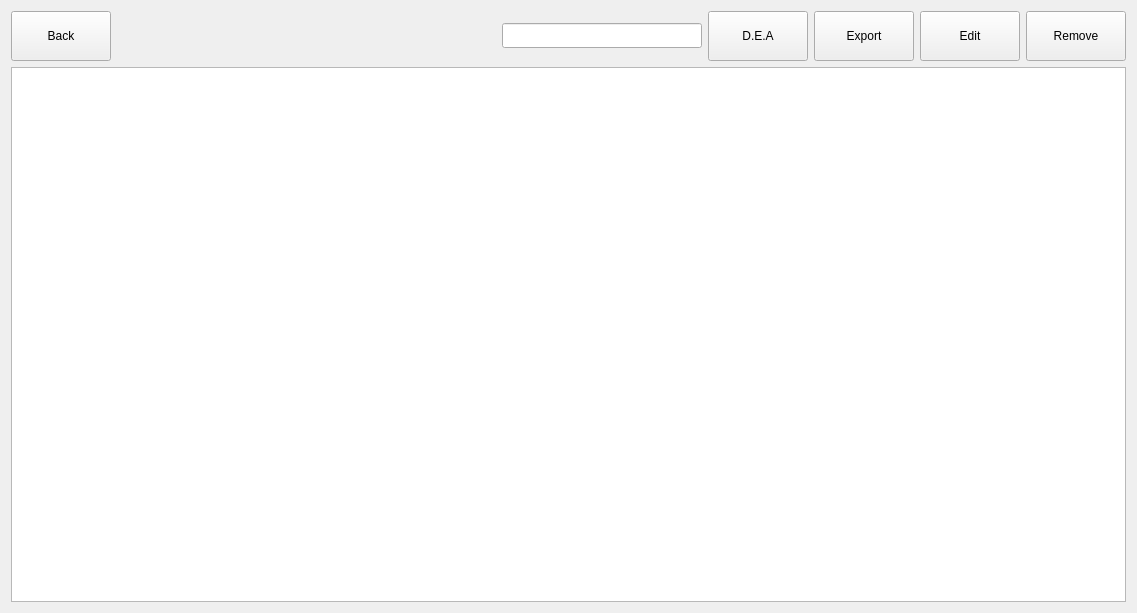
jfnavarro/st_viewer, file assets/ui/experiments.ui: the form before one commit.
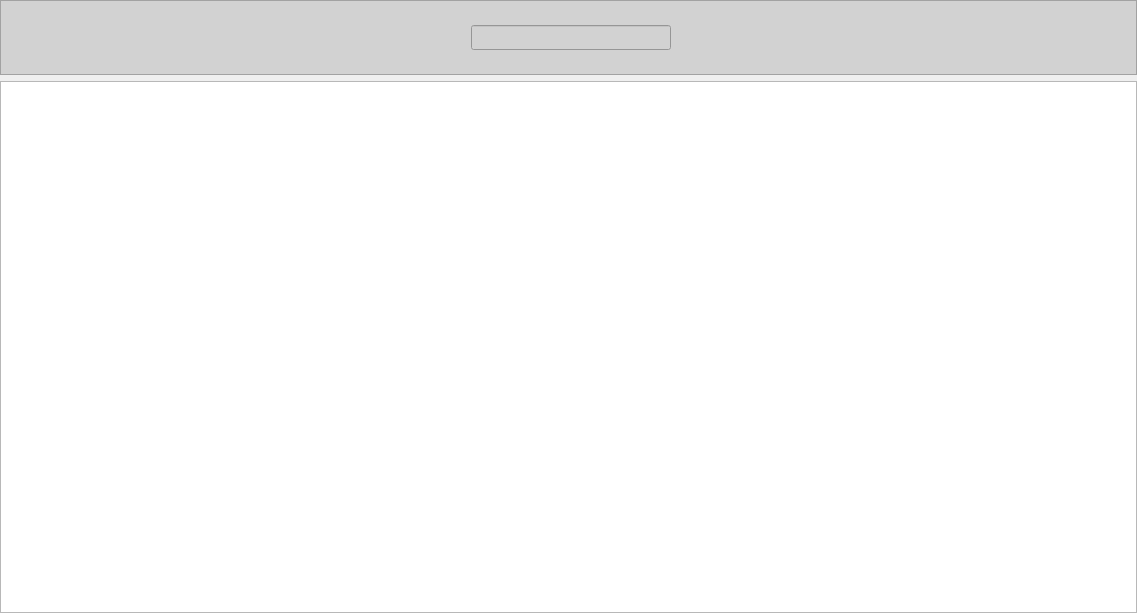
The form after the commit. Icons and pictures are not drawn. Custom widgets are drawn as their Qt base class.

Commit message: Removed deprecated icons. Added new icons. Changed icons in the application. Changed some colors and style. Still work in progress (fonts, sizes, lateral bar, spaces). edit : removed MAC temp file

Patch:
```diff
--- a/assets/ui/experiments.ui
+++ b/assets/ui/experiments.ui
@@ -14,10 +14,65 @@
    <string>Form</string>
   </property>
   <layout class="QVBoxLayout" name="verticalLayout">
+   <property name="leftMargin">
+    <number>0</number>
+   </property>
+   <property name="topMargin">
+    <number>0</number>
+   </property>
+   <property name="rightMargin">
+    <number>0</number>
+   </property>
+   <property name="bottomMargin">
+    <number>0</number>
+   </property>
    <item>
+    <widget class="QFrame" name="frame">
+     <property name="minimumSize">
+      <size>
+       <width>0</width>
+       <height>75</height>
+      </size>
+     </property>
+     <property name="maximumSize">
+      <size>
+       <width>16777215</width>
+       <height>75</height>
+      </size>
+     </property>
+     <property name="mouseTracking">
+      <bool>true</bool>
+     </property>
+     <property name="focusPolicy">
+      <enum>Qt::ClickFocus</enum>
+     </property>
+     <property name="styleSheet">
+      <string notr="true">background-color:rgb(210,210,210);</string>
+     </property>
+     <property name="frameShape">
+      <enum>QFrame::StyledPanel</enum>
+     </property>
+     <property name="frameShadow">
+      <enum>QFrame::Raised</enum>
+     </property>
+     <property name="lineWidth">
+      <number>0</number>
+     </property>
     <layout class="QHBoxLayout" name="horizontalLayout">
-     <property name="sizeConstraint">
-      <enum>QLayout::SetDefaultConstraint</enum>
+      <property name="spacing">
+       <number>2</number>
+      </property>
+      <property name="leftMargin">
+       <number>5</number>
+      </property>
+      <property name="topMargin">
+       <number>0</number>
+      </property>
+      <property name="rightMargin">
+       <number>5</number>
+      </property>
+      <property name="bottomMargin">
+       <number>0</number>
      </property>
      <item>
       <widget class="QPushButton" name="back">
@@ -49,12 +104,21 @@
         <string>Go back to the previous page</string>
        </property>
        <property name="text">
-        <string>Back</string>
+         <string/>
        </property>
        <property name="icon">
         <iconset resource="../../../st_client-build/application.qrc">
          <normaloff>:/images/back.png</normaloff>:/images/back.png</iconset>
        </property>
+        <property name="iconSize">
+         <size>
+          <width>35</width>
+          <height>35</height>
+         </size>
+        </property>
+        <property name="flat">
+         <bool>true</bool>
+        </property>
        <property name="waitPolicy" stdset="0">
         <number>3</number>
        </property>
@@ -67,20 +131,7 @@
        </property>
        <property name="sizeHint" stdset="0">
         <size>
-         <width>40</width>
-         <height>20</height>
-        </size>
-       </property>
-      </spacer>
-     </item>
-     <item>
-      <spacer name="horizontalSpacer_2">
-       <property name="orientation">
-        <enum>Qt::Horizontal</enum>
-       </property>
-       <property name="sizeHint" stdset="0">
-        <size>
-         <width>40</width>
+          <width>358</width>
          <height>20</height>
         </size>
        </property>
@@ -143,12 +194,18 @@
        <property name="statusTip">
         <string>Perform a Differential Expression analysis</string>
        </property>
-       <property name="text">
-        <string>D.E.A</string>
-       </property>
        <property name="icon">
         <iconset resource="../../../st_client-build/application.qrc">
-         <normaloff>:/images/dynamicrange.png</normaloff>:/images/dynamicrange.png</iconset>
+          <normaloff>:/images/plot-scatter.png</normaloff>:/images/plot-scatter.png</iconset>
+        </property>
+        <property name="iconSize">
+         <size>
+          <width>35</width>
+          <height>35</height>
+         </size>
+        </property>
+        <property name="flat">
+         <bool>true</bool>
        </property>
       </widget>
      </item>
@@ -173,12 +230,21 @@
         <string>Export the selected selections</string>
        </property>
        <property name="text">
-        <string>Export</string>
+         <string/>
        </property>
        <property name="icon">
         <iconset resource="../../../st_client-build/application.qrc">
          <normaloff>:/images/export.png</normaloff>:/images/export.png</iconset>
        </property>
+        <property name="iconSize">
+         <size>
+          <width>35</width>
+          <height>35</height>
+         </size>
+        </property>
+        <property name="flat">
+         <bool>true</bool>
+        </property>
       </widget>
      </item>
      <item>
@@ -202,11 +268,20 @@
         <string>Edit the current selection</string>
        </property>
        <property name="text">
-        <string>Edit</string>
+         <string/>
        </property>
        <property name="icon">
         <iconset resource="../../../st_client-build/application.qrc">
-         <normaloff>:/images/edit_color.png</normaloff>:/images/edit_color.png</iconset>
+          <normaloff>:/images/edit-small.png</normaloff>:/images/edit-small.png</iconset>
+        </property>
+        <property name="iconSize">
+         <size>
+          <width>35</width>
+          <height>35</height>
+         </size>
+        </property>
+        <property name="flat">
+         <bool>true</bool>
        </property>
       </widget>
      </item>
@@ -231,18 +306,72 @@
         <string>Remove the selected selections</string>
        </property>
        <property name="text">
-        <string>Remove</string>
+         <string/>
        </property>
        <property name="icon">
         <iconset resource="../../../st_client-build/application.qrc">
-         <normaloff>:/images/abort.png</normaloff>:/images/abort.png</iconset>
+          <normaloff>:/images/delete.png</normaloff>:/images/delete.png</iconset>
+        </property>
+        <property name="iconSize">
+         <size>
+          <width>35</width>
+          <height>35</height>
+         </size>
+        </property>
+        <property name="flat">
+         <bool>true</bool>
+        </property>
+       </widget>
+      </item>
+      <item>
+       <widget class="QLabel" name="label">
+        <property name="minimumSize">
+         <size>
+          <width>50</width>
+          <height>50</height>
+         </size>
+        </property>
+        <property name="maximumSize">
+         <size>
+          <width>50</width>
+          <height>50</height>
+         </size>
+        </property>
+        <property name="text">
+         <string/>
+        </property>
+        <property name="pixmap">
+         <pixmap resource="../../../st_client-build/application.qrc">:/images/st_icon.png</pixmap>
+        </property>
+        <property name="scaledContents">
+         <bool>true</bool>
        </property>
       </widget>
      </item>
     </layout>
+    </widget>
    </item>
    <item>
-    <widget class="ExperimentsTableView" name="experiments_tableView"/>
+    <widget class="ExperimentsTableView" name="experiments_tableView">
+     <property name="mouseTracking">
+      <bool>true</bool>
+     </property>
+     <property name="focusPolicy">
+      <enum>Qt::ClickFocus</enum>
+     </property>
+     <property name="toolTip">
+      <string>Perform analysis</string>
+     </property>
+     <property name="statusTip">
+      <string>Perform analysis</string>
+     </property>
+     <property name="sortingEnabled">
+      <bool>true</bool>
+     </property>
+     <property name="cornerButtonEnabled">
+      <bool>true</bool>
+     </property>
+    </widget>
    </item>
   </layout>
  </widget>
```
Left out of the diff: 22 changed lines with no effect on the pictures. Lines whose indentation alone changed are shown as unchanged. The commit also changes 103 other files.
